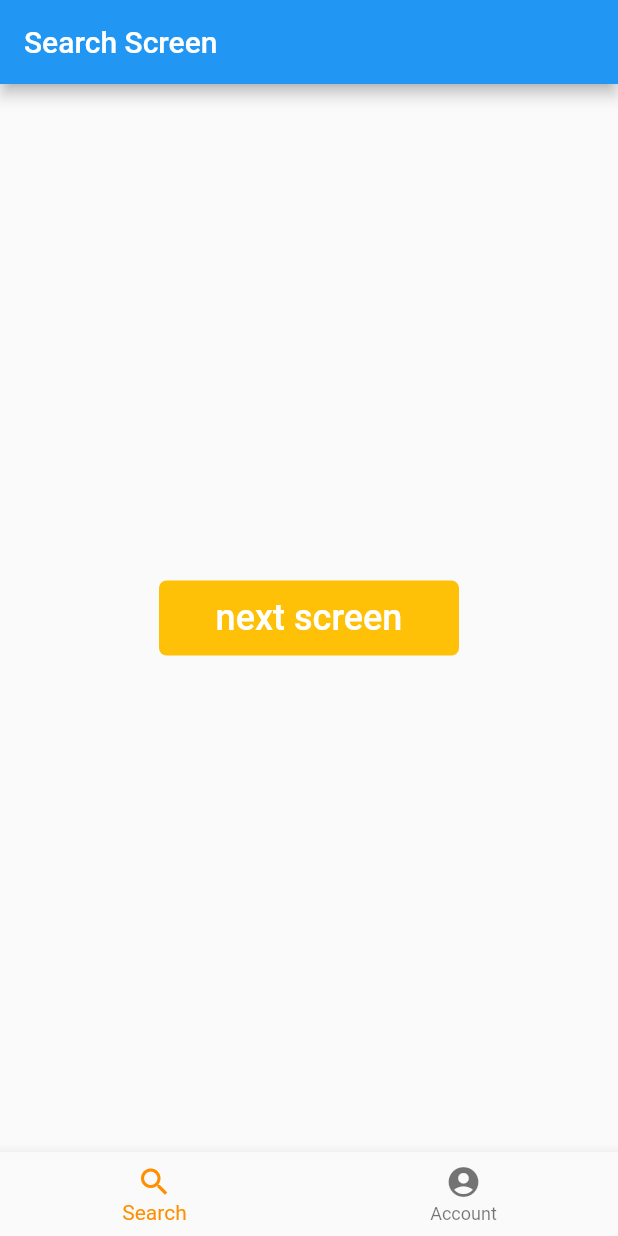
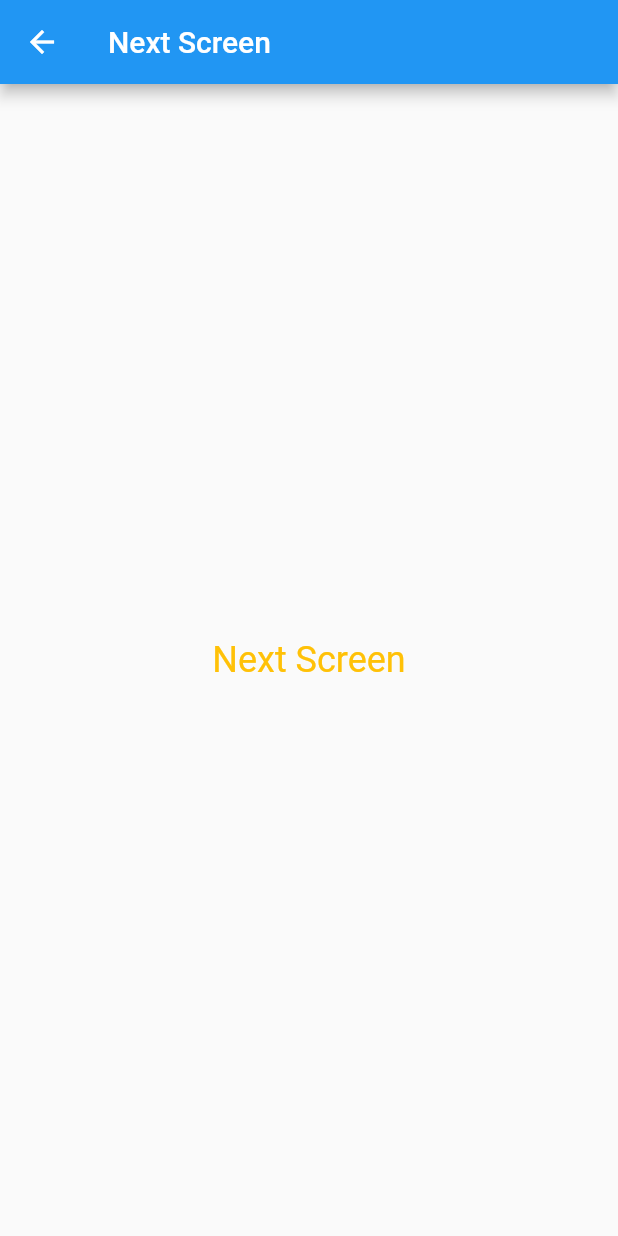
Before and after one commit to canisterism/flutter_bottom_navbar, a Flutter app: the screen it shows after launch, after a tap on "next screen", on a phone screen of 412 x 824 dp. Run offline on Flutter 3.47's test engine with Material 2 defaults, Android fonts, the phone set to English and light mode, and no system bars.

```diff
--- a/lib/main.dart
+++ b/lib/main.dart
@@ -1,4 +1,5 @@
 import 'package:flutter/material.dart';
+import 'package:flutter_bottom_navbar/next_screen.dart';
 
 void main() => runApp(MyApp());
 
@@ -11,6 +12,9 @@ class MyApp extends StatelessWidget {
         primarySwatch: Colors.blue,
       ),
       home: MainPage(),
+      routes: {
+        NextScreen.routeName: (context) => NextScreen(),
+      },
     );
   }
 }
@@ -23,18 +27,30 @@ class MainPage extends StatefulWidget {
 }
 
 class _MainPageState extends State<MainPage> {
+  int _index = 0;
+  void _onBottomBarTap(int index) {
+    setState(() {
+      _index = index;
+    });
+  }
+
   @override
   Widget build(BuildContext context) {
     return Scaffold(
       appBar: AppBar(
-        title: Text('Search Screen'),
+        title: [
+          Text('Search Screen'),
+          Text('Account Screen'),
+        ][_index],
       ),
       body: Center(
         child: Column(
           mainAxisAlignment: MainAxisAlignment.center,
           children: <Widget>[
+            [
               FlatButton(
-              onPressed: () => print('tapped'),
+                onPressed: () =>
+                    Navigator.of(context).pushNamed(NextScreen.routeName),
                 child: Container(
                   width: 200,
                   height: 50,
@@ -49,6 +65,11 @@ class _MainPageState extends State<MainPage> {
                   )),
                 ),
               ),
+              Text(
+                'Account Screen',
+                style: TextStyle(fontSize: 24, color: Colors.amber),
+              )
+            ][_index]
           ],
         ),
       ),
@@ -60,6 +81,8 @@ class _MainPageState extends State<MainPage> {
               title: Text('Account'), icon: Icon(Icons.account_circle)),
         ],
         selectedItemColor: Colors.amber[800],
+        currentIndex: _index,
+        onTap: _onBottomBarTap,
       ),
     );
   }
--- /dev/null
+++ b/lib/next_screen.dart
@@ -0,0 +1,24 @@
+import 'package:flutter/material.dart';
+
+class NextScreen extends StatelessWidget {
+  static String routeName = '/next';
+  @override
+  Widget build(BuildContext context) {
+    return Scaffold(
+      appBar: AppBar(
+        title: Text('Next Screen'),
+      ),
+      body: Center(
+        child: Column(
+          mainAxisAlignment: MainAxisAlignment.center,
+          children: <Widget>[
+            Text(
+              'Next Screen',
+              style: TextStyle(fontSize: 24, color: Colors.amber),
+            )
+          ],
+        ),
+      ),
+    );
+  }
+}
```
Lines whose indentation alone changed are shown as unchanged.
